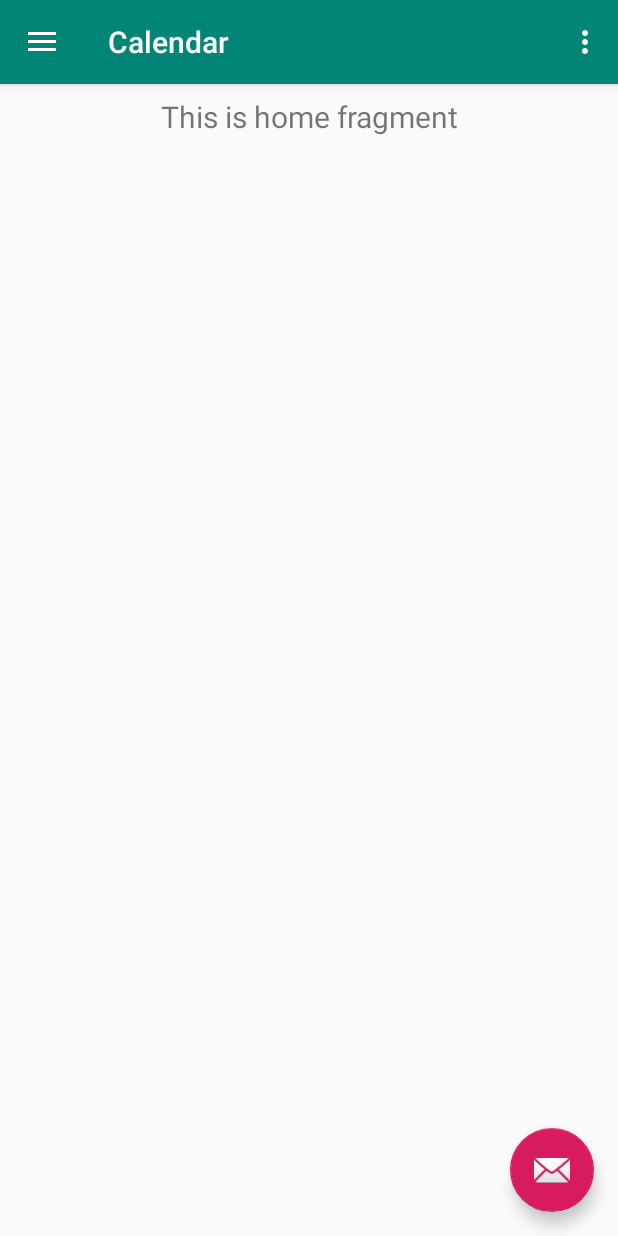
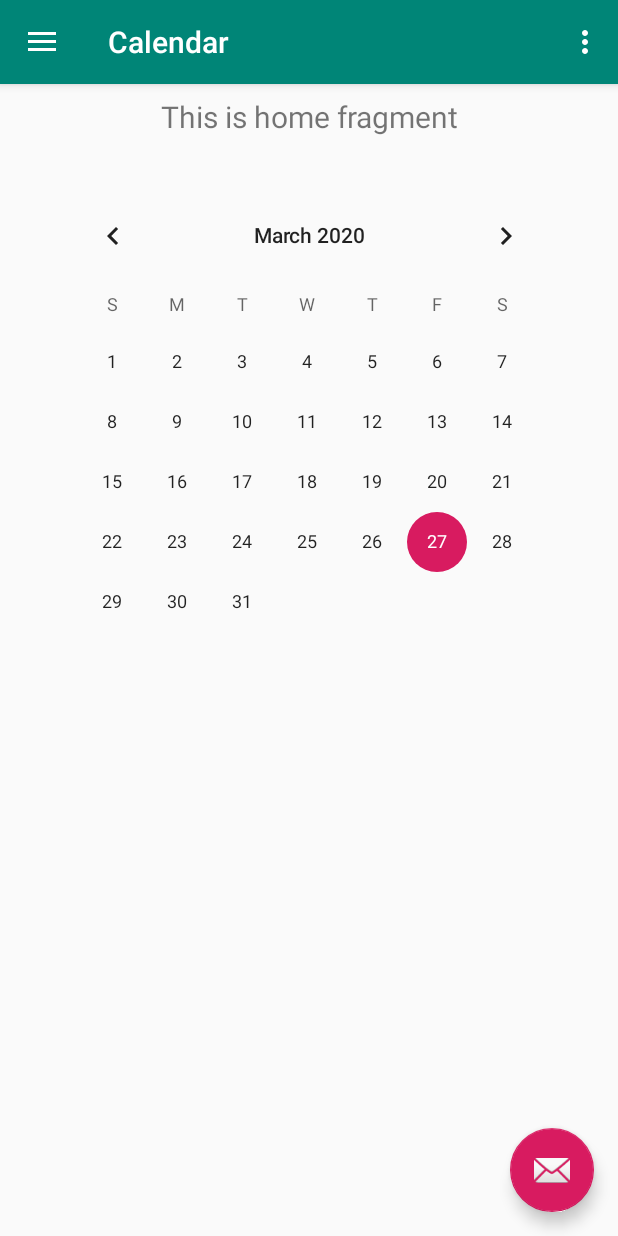
Before and after one commit to EricShanks68/341_proj, an Android app: the MainActivity screen opened directly, with no data from a screen before it, on a phone screen of 412 x 824 dp. Run offline under Robolectric (Android 15) with nearby library versions, the phone set to English and light mode, and no system bars; our stand-ins replace navigation-ui.

Commit message:
Added XML for Calendar view
XML in fragment_home.xml updated

```diff
--- a/app/src/main/java/com/example/a341_proj/data/LoginDataSource.java
+++ b/app/src/main/java/com/example/a341_proj/data/LoginDataSource.java
@@ -3,7 +3,6 @@ package com.example.a341_proj.data;
 import com.example.a341_proj.data.model.LoggedInUser;
 
 import java.io.IOException;
-//Test commit for Brandon Gaucher
 /**
  * Class that handles authentication w/ login credentials and retrieves user information.
  */
--- a/app/src/main/res/layout/fragment_home.xml
+++ b/app/src/main/res/layout/fragment_home.xml
@@ -1,6 +1,7 @@
 <?xml version="1.0" encoding="utf-8"?>
 <androidx.constraintlayout.widget.ConstraintLayout xmlns:android="http://schemas.android.com/apk/res/android"
     xmlns:app="http://schemas.android.com/apk/res-auto"
+    xmlns:tools="http://schemas.android.com/tools"
     android:layout_width="match_parent"
     android:layout_height="match_parent">
 
@@ -15,5 +16,23 @@
         android:textSize="20sp"
         app:layout_constraintEnd_toEndOf="parent"
         app:layout_constraintStart_toStartOf="parent"
-        app:layout_constraintTop_toTopOf="parent" />
+        app:layout_constraintTop_toTopOf="parent"
+        android:gravity="center_horizontal" />
+
+    <CalendarView
+        android:layout_width="346dp"
+        android:layout_height="354dp"
+        android:layout_marginStart="32dp"
+        android:layout_marginLeft="32dp"
+        android:layout_marginTop="32dp"
+        android:layout_marginEnd="32dp"
+        android:layout_marginRight="32dp"
+        app:layout_constraintBottom_toBottomOf="parent"
+        app:layout_constraintEnd_toEndOf="parent"
+        app:layout_constraintHorizontal_bias="0.526"
+        app:layout_constraintStart_toStartOf="parent"
+        app:layout_constraintTop_toBottomOf="@+id/text_home"
+        app:layout_constraintVertical_bias="0.0"></CalendarView>
+
+
 </androidx.constraintlayout.widget.ConstraintLayout>
--- a/app/src/main/res/values/styles.xml
+++ b/app/src/main/res/values/styles.xml
@@ -1,7 +1,7 @@
 <resources>
 
     <!-- Base application theme. -->
-    <style name="AppTheme" parent="Theme.AppCompat.Light.DarkActionBar">
+    <style name="AppTheme" parent="Theme.AppCompat.Light.NoActionBar">
         <!-- Customize your theme here. -->
         <item name="colorPrimary">@color/colorPrimary</item>
         <item name="colorPrimaryDark">@color/colorPrimaryDark</item>
```
